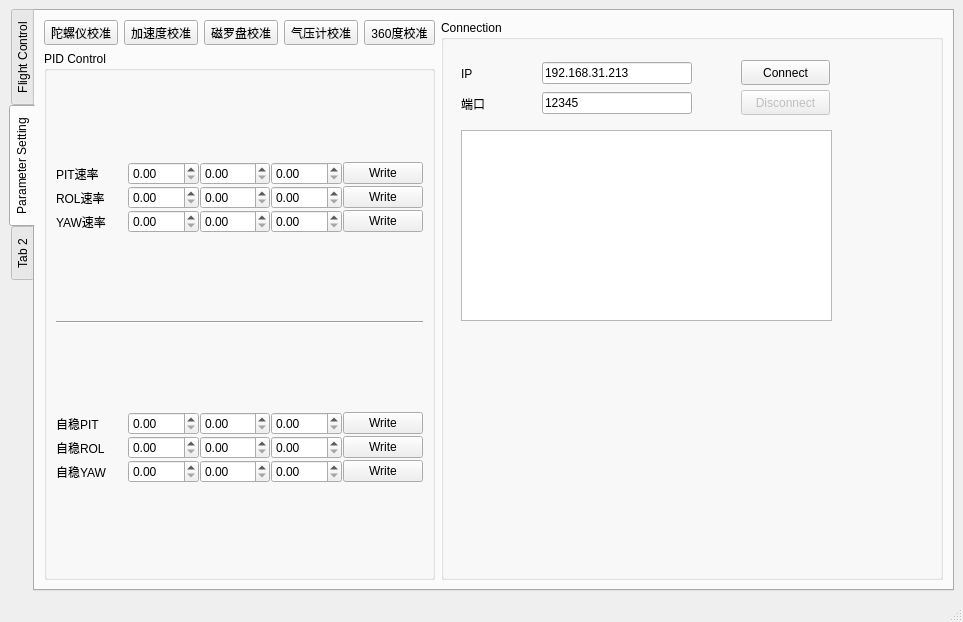
Tony-Btian/SkyPulseUAV, file SkyPulseUAV_GroundStation/mainwindow.ui: the form before one commit.
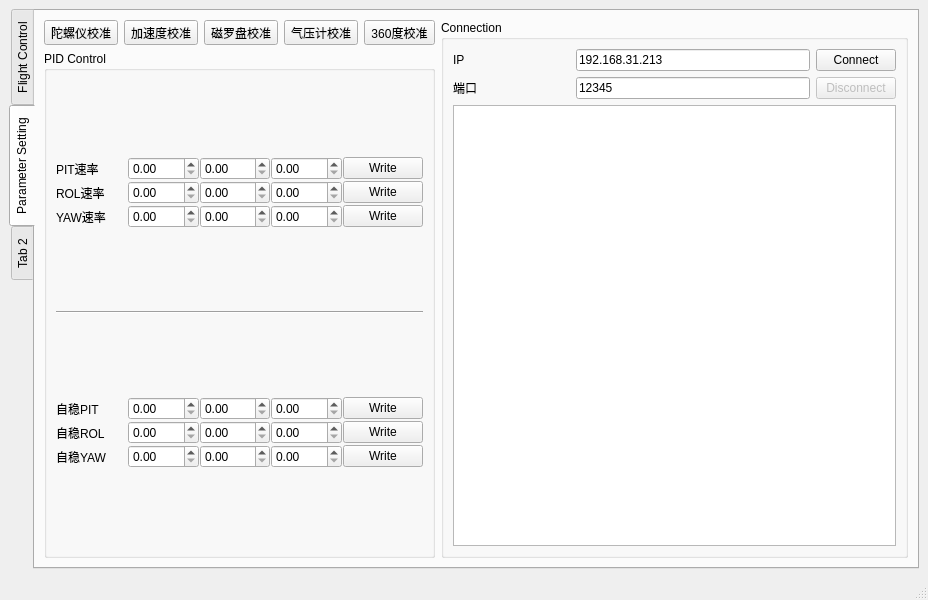
The form after the commit. Icons and pictures are not drawn.

The edit to the form file:
```diff
--- a/SkyPulseUAV_GroundStation/mainwindow.ui
+++ b/SkyPulseUAV_GroundStation/mainwindow.ui
@@ -6,8 +6,8 @@
    <rect>
     <x>0</x>
     <y>0</y>
-    <width>963</width>
-    <height>622</height>
+    <width>928</width>
+    <height>600</height>
    </rect>
   </property>
   <property name="windowTitle">
@@ -610,54 +610,8 @@
           <property name="title">
            <string>Connection</string>
           </property>
-          <widget class="QPushButton" name="pushButton_Network_Connect">
-           <property name="geometry">
-            <rect>
-             <x>300</x>
-             <y>40</y>
-             <width>89</width>
-             <height>25</height>
-            </rect>
-           </property>
-           <property name="text">
-            <string>Connect</string>
-           </property>
-          </widget>
-          <widget class="QPushButton" name="pushButton_Network_Disconnect">
-           <property name="enabled">
-            <bool>false</bool>
-           </property>
-           <property name="geometry">
-            <rect>
-             <x>300</x>
-             <y>70</y>
-             <width>89</width>
-             <height>25</height>
-            </rect>
-           </property>
-           <property name="text">
-            <string>Disconnect</string>
-           </property>
-          </widget>
-          <widget class="QTextBrowser" name="textBrowser_test">
-           <property name="geometry">
-            <rect>
-             <x>20</x>
-             <y>110</y>
-             <width>371</width>
-             <height>191</height>
-            </rect>
-           </property>
-          </widget>
-          <widget class="QWidget" name="">
-           <property name="geometry">
-            <rect>
-             <x>20</x>
-             <y>40</y>
-             <width>231</width>
-             <height>27</height>
-            </rect>
-           </property>
+          <layout class="QGridLayout" name="gridLayout_3">
+           <item row="0" column="0">
            <layout class="QHBoxLayout" name="horizontalLayout_3" stretch="1,2">
             <item>
              <widget class="QLabel" name="label_Network_IPAddr">
@@ -674,16 +628,15 @@
              </widget>
             </item>
            </layout>
-          </widget>
-          <widget class="QWidget" name="">
-           <property name="geometry">
-            <rect>
-             <x>20</x>
-             <y>70</y>
-             <width>231</width>
-             <height>27</height>
-            </rect>
-           </property>
+           </item>
+           <item row="0" column="1">
+            <widget class="QPushButton" name="pushButton_Network_Connect">
+             <property name="text">
+              <string>Connect</string>
+             </property>
+            </widget>
+           </item>
+           <item row="1" column="0">
            <layout class="QHBoxLayout" name="horizontalLayout_4" stretch="1,2">
             <item>
              <widget class="QLabel" name="label_Network_Port">
@@ -700,7 +653,21 @@
              </widget>
             </item>
            </layout>
-          </widget>
+           </item>
+           <item row="1" column="1">
+            <widget class="QPushButton" name="pushButton_Network_Disconnect">
+             <property name="enabled">
+              <bool>false</bool>
+             </property>
+             <property name="text">
+              <string>Disconnect</string>
+             </property>
+            </widget>
+           </item>
+           <item row="2" column="0" colspan="2">
+            <widget class="QTextBrowser" name="textBrowser_test"/>
+           </item>
+          </layout>
          </widget>
         </item>
        </layout>
```
Left out of the diff: 2 changed lines with no effect on the pictures. Lines whose indentation alone changed are shown as unchanged.
